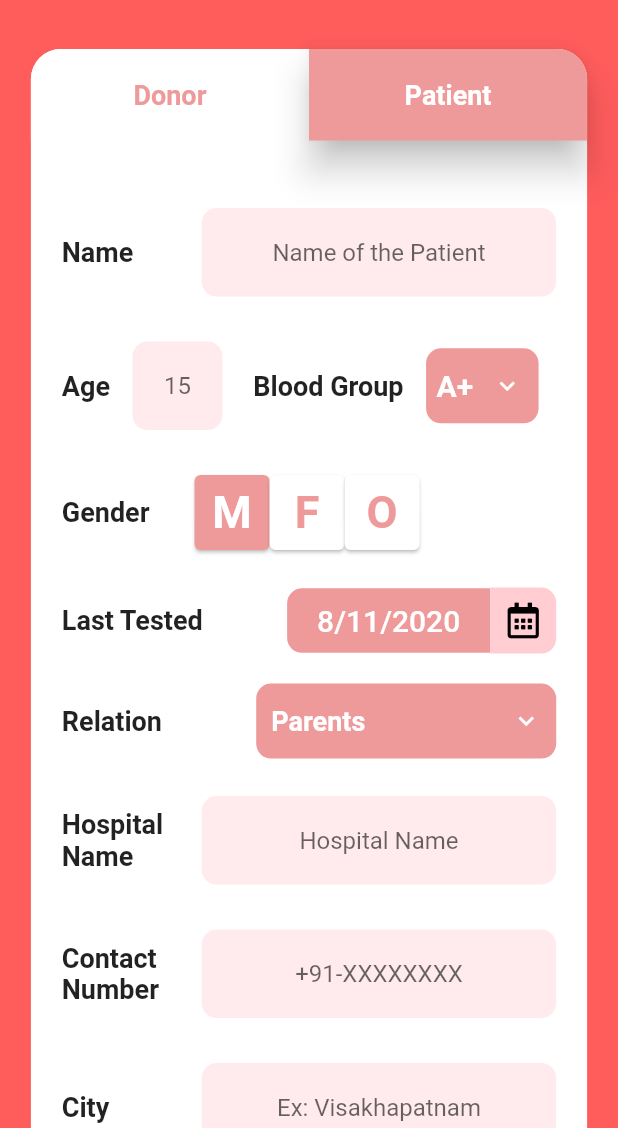
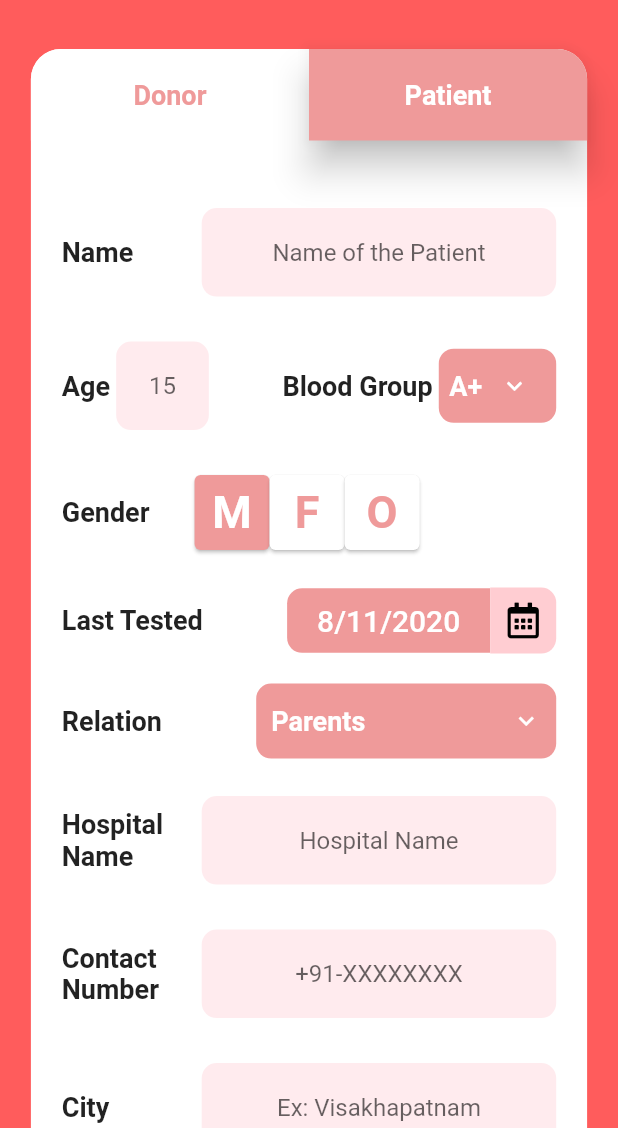
Before and after one commit to keiraa/donatePlasma, a Flutter app: the screen it shows after launch, after a tap on "Patient", on a phone screen of 412 x 824 dp, the part 108-1236 px from its top. Run offline on Flutter 3.47's test engine with Material 2 defaults, Android fonts, the phone set to English and light mode, and no system bars; our stand-ins replace cloud_firestore, firebase_auth, flutter_svg, font_awesome_flutter, pin_code_fields, toast; missing offline and left inert: ff_navigation_bar; accounts and stored records are empty.

Commit message:
new version

```diff
--- a/lib/pages/donorRegister.dart
+++ b/lib/pages/donorRegister.dart
@@ -1,3 +1,4 @@
+import 'package:cloud_firestore/cloud_firestore.dart';
 import 'package:flutter/material.dart';
 import 'package:font_awesome_flutter/font_awesome_flutter.dart';
 import 'package:intl/intl.dart';
@@ -100,7 +101,7 @@ class _DonorRegisterState extends State<DonorRegister> {
         Container(
             margin: EdgeInsets.symmetric(horizontal: MediaQuery.of(context).size.width*0.05,vertical: 15),
             child: Row(
-              mainAxisAlignment: MainAxisAlignment.start,
+              mainAxisAlignment: MainAxisAlignment.spaceBetween,
               children: <Widget>[
                 Row(
                   children: <Widget>[
@@ -108,23 +109,26 @@ class _DonorRegisterState extends State<DonorRegister> {
                       'Age',
                       style: kLabelStyle,
                     ),
-                    SizedBox(width: 15,),
+                    SizedBox(width: MediaQuery.of(context).size.width*0.01,),
                     Container(
-                      width: 60,
+                      width: MediaQuery.of(context).size.width*0.15,
                       child: TextField(
-                        textAlign: TextAlign.center,
-                        decoration: kTextFieldDecor.copyWith(
-                            hintText: '15'
-                        ),
+                        keyboardType: TextInputType.number,
                         onChanged: (value){
                           age = value;
                         },
+                        textAlign: TextAlign.center,
+                        maxLength: 2,
+                        decoration: kTextFieldDecor.copyWith(
+                          hintText: '15',
+                          counterText: '',
+                        ),
                       ),
                     )
                   ],
                 ),
                 SizedBox(
-                  width: MediaQuery.of(context).size.width*0.05,
+                  width: MediaQuery.of(context).size.width*0.04,
                 ),
                 Row(
                   children: <Widget>[
@@ -132,20 +136,21 @@ class _DonorRegisterState extends State<DonorRegister> {
                       'Blood Group',
                       style: kLabelStyle,
                     ),
-                    SizedBox(width: 15,),
+                    SizedBox(width: MediaQuery.of(context).size.width*0.01,),
                     Container(
-                      height: 50,
+                      height: MediaQuery.of(context).size.height*0.06,
                       padding: EdgeInsets.symmetric(horizontal: 7,vertical: 5),
-                      width: 75,
+                      width: MediaQuery.of(context).size.width*0.19,
                       decoration: BoxDecoration(
                         color: Color(0xffef9a9a),
                         borderRadius: BorderRadius.all(Radius.circular(10)),
                       ),
                       child: DropdownButton(
+                        isExpanded: false,
                         dropdownColor: Color(0xffef9a9a),
                         style: TextStyle(
                           color: Colors.white,
-                          fontSize: 20,
+                          fontSize: 18,
                           fontWeight: FontWeight.bold,
                         ),
                         icon: Icon(
@@ -601,6 +606,30 @@ class _DonorRegisterState extends State<DonorRegister> {
         ),
         SizedBox(height: MediaQuery.of(context).size.height*0.03,),
         Center(
+          child: GestureDetector(
+            onTap: (){
+              setState(() {
+                if(selectedBloodGroup==null||selectedTreatment==null||name==null|| age==null|| selectedGender==null||  city==null||state==null||pincode==null)
+                {
+
+                }
+                else {
+                  try {
+                    Firestore.instance.collection("patient").add({
+                      'name': name,
+                      'age': age,
+                      'city': city,
+                      'state': state,
+                      'pincode': pincode,
+                      'preMedical': preMedical
+                    }).then((value) => null);
+                  }catch(e)
+                  {
+                    print(e);
+                  }
+                }
+              });
+            },
             child: Card(
               elevation: 15,
               color: Color(0xf0ff5252),
@@ -615,6 +644,7 @@ class _DonorRegisterState extends State<DonorRegister> {
               ),
             ),
           ),
+        ),
         SizedBox(
           height: MediaQuery.of(context).size.height*0.1,
         )
--- a/lib/pages/patientRegister.dart
+++ b/lib/pages/patientRegister.dart
@@ -1,7 +1,10 @@
+import 'package:cloud_firestore/cloud_firestore.dart';
+import 'package:firebase_auth/firebase_auth.dart';
 import 'package:flutter/material.dart';
 import 'package:intl/intl.dart';
 import 'package:plasmabank/requisities/styles.dart';
 import 'package:font_awesome_flutter/font_awesome_flutter.dart';
+import 'package:toast/toast.dart';
 
 class PatientRegister extends StatefulWidget {
   @override
@@ -9,13 +12,14 @@ class PatientRegister extends StatefulWidget {
 }
 
 class _PatientRegisterState extends State<PatientRegister> {
+  FirebaseAuth _auth=FirebaseAuth.instance;
   List<bool> toggleGender = [true,false,false];
   int selectedGender = 0;
   List<String> bloodGroups = ['A+','B+','AB+','O+','A-','B-','AB-','O-'];
   List<String> relations = ['Parents','Grand Parents','Husband','Wife','Son','Daughter','Sibiling','Relative','Friend','Aquaintance','Stranger'];
   DateFormat formatter = DateFormat.yMd();
   DateTime now = DateTime.now();
-
+  FirebaseUser user;
 
   //Form Variables
   String selectedBloodGroup = 'A+';
@@ -23,7 +27,12 @@ class _PatientRegisterState extends State<PatientRegister> {
   List<String> genders = ['M','F','O'];
   DateTime testDate = DateTime.now();
   bool isBP=false,isDiabetic=false,isPreCondition = false;
-  String name,age,hospital,contact,city,state,pinCode,preMedical,moreDetails;
+  String name,age,hospital,city,state,pinCode,preMedical,moreDetails,contact;
+
+
+  void getUser() async{
+    user = await _auth.currentUser();
+  }
 
   Future<void> _selectDate(BuildContext context) async{
     final DateTime picked = await showDatePicker(
@@ -49,6 +58,14 @@ class _PatientRegisterState extends State<PatientRegister> {
       }
     }
   }
+
+  @override
+  void initState() {
+    // TODO: implement initState
+    super.initState();
+    getUser();
+  }
+
   @override
   Widget build(BuildContext context) {
     return Column(
@@ -84,7 +101,7 @@ class _PatientRegisterState extends State<PatientRegister> {
         Container(
             margin: EdgeInsets.symmetric(horizontal: MediaQuery.of(context).size.width*0.05,vertical: 15),
             child: Row(
-              mainAxisAlignment: MainAxisAlignment.start,
+              mainAxisAlignment: MainAxisAlignment.spaceBetween,
               children: <Widget>[
                 Row(
                   children: <Widget>[
@@ -92,23 +109,26 @@ class _PatientRegisterState extends State<PatientRegister> {
                       'Age',
                       style: kLabelStyle,
                     ),
-                    SizedBox(width: 15,),
+                    SizedBox(width: MediaQuery.of(context).size.width*0.01,),
                     Container(
-                      width: 60,
+                      width: MediaQuery.of(context).size.width*0.15,
                       child: TextField(
+                        keyboardType: TextInputType.number,
                         onChanged: (value){
                           age = value;
                         },
                         textAlign: TextAlign.center,
+                        maxLength: 2,
                         decoration: kTextFieldDecor.copyWith(
-                            hintText: '15'
+                          hintText: '15',
+                          counterText: '',
                         ),
                       ),
                     )
                   ],
                 ),
                 SizedBox(
-                  width: MediaQuery.of(context).size.width*0.05,
+                  width: MediaQuery.of(context).size.width*0.04,
                 ),
                 Row(
                   children: <Widget>[
@@ -116,20 +136,21 @@ class _PatientRegisterState extends State<PatientRegister> {
                       'Blood Group',
                       style: kLabelStyle,
                     ),
-                    SizedBox(width: 15,),
+                    SizedBox(width: MediaQuery.of(context).size.width*0.01,),
                     Container(
-                      height: 50,
+                      height: MediaQuery.of(context).size.height*0.06,
                       padding: EdgeInsets.symmetric(horizontal: 7,vertical: 5),
-                      width: 75,
+                      width: MediaQuery.of(context).size.width*0.19,
                       decoration: BoxDecoration(
                         color: Color(0xffef9a9a),
                         borderRadius: BorderRadius.all(Radius.circular(10)),
                       ),
                       child: DropdownButton(
+                        isExpanded: false,
                         dropdownColor: Color(0xffef9a9a),
                         style: TextStyle(
                           color: Colors.white,
-                          fontSize: 20,
+                          fontSize: 18,
                           fontWeight: FontWeight.bold,
                         ),
                         icon: Icon(
@@ -368,13 +389,16 @@ class _PatientRegisterState extends State<PatientRegister> {
               SizedBox(width: 15,),
               Flexible(
                 child: TextField(
+                  maxLength: 10,
                   onChanged: (value){
                     contact = value;
+                    int length = value.length;
                   },
                   textAlign: TextAlign.center,
                   keyboardType: TextInputType.phone,
                   decoration: kTextFieldDecor.copyWith(
-                      hintText: '+91-XXXXXXXX'
+                      hintText: '+91-XXXXXXXX',
+                    counterText: '',
                   ),
                 ),
               )
@@ -450,13 +474,15 @@ class _PatientRegisterState extends State<PatientRegister> {
               SizedBox(width: 15,),
               Flexible(
                 child: TextField(
+                  maxLength: 6,
                   onChanged: (value){
                     pinCode = value.trim();
                   },
                   textAlign: TextAlign.center,
                   keyboardType: TextInputType.phone,
                   decoration: kTextFieldDecor.copyWith(
-                      hintText: 'Ex: 530017'
+                      hintText: 'Ex: 530017',
+                    counterText: '',
                   ),
                 ),
               )
@@ -595,7 +621,64 @@ class _PatientRegisterState extends State<PatientRegister> {
         ),
         SizedBox(height: MediaQuery.of(context).size.height*0.03,),
         Center(
+
+          child: GestureDetector(
+            onTap: (){
+              setState(() {
+                print(name);
+                print(age);
+                print(hospital);
+                print(contact);
+                print(city);
+                print(state);
+                print(pinCode);
+                print(preMedical);
+                print(moreDetails);
+                print(selectedBloodGroup);
+                print(selectedRelation);
+                print(now);
+                print(selectedGender);
+                print(testDate);
+                print(isBP);
+                print(isDiabetic);
+                print(isPreCondition);
+                if(selectedBloodGroup==null||selectedRelation==null||selectedGender==null||name==null|| age==null|| hospital==null|| contact==null|| city==null||state==null||pinCode==null)
+                  {
+                    Toast.show("Enter all the fields", context, duration: Toast.LENGTH_SHORT, gravity:  Toast.BOTTOM,backgroundColor: Color(0xffef9a9a) );
+                  }
+
+                else {
+                  try {
+                    var uid = user.uid;
+                    Firestore.instance.collection("patient").add({
+                      'name': name,
+                      'age': age,
+                      'bloodgroup':selectedBloodGroup,
+                      'gender':genders[selectedGender],
+                      'testdate':testDate,
+                      'relation':selectedRelation,
+                      'hospital': hospital,
+                      'contact': contact,
+                      'city': city,
+                      'state': state,
+                      'pincode': pinCode,
+                      'bp': isBP,
+                      'isDiabetic': isDiabetic,
+                      'precondition': isPreCondition?preMedical:'',
+                      'moreDetails': moreDetails,
+                      'uid': uid,
+                      'created': now,
+                    }).then((value) => null);
+                  }catch(e)
+                {
+                  print(e);
+                  Toast.show("yay", context, duration: Toast.LENGTH_SHORT, gravity:  Toast.BOTTOM,backgroundColor: Color(0xffef9a9a));
+                }
+                }
+              });
+            } ,
             child: Card(
+
               elevation: 15,
               color: Color(0xf0ff5252),
               child: Padding(
@@ -609,6 +692,7 @@ class _PatientRegisterState extends State<PatientRegister> {
               ),
             ),
           ),
+        ),
         SizedBox(
           height: MediaQuery.of(context).size.height*0.1,
         )
--- a/pubspec.yaml
+++ b/pubspec.yaml
@@ -36,6 +36,8 @@ dependencies:
   firebase_auth: ^0.16.1
   firebase_core: ^0.4.5
   cloud_firestore: ^0.13.7
+  toast: ^0.1.5
+
 
 dev_dependencies:
   flutter_test:
```
Also changed, not shown: pubspec.lock. Lines whose indentation alone changed are shown as unchanged.
